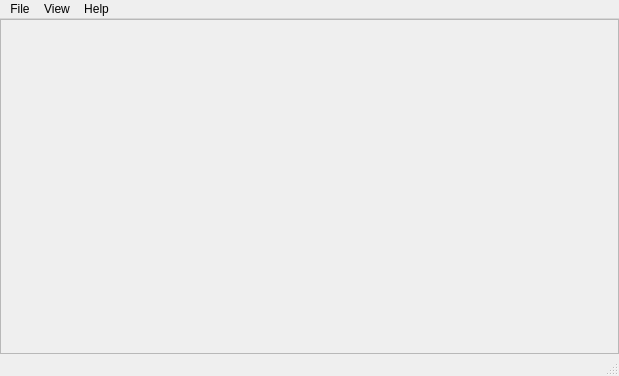
Before: the Qt Designer form Window.ui in ailinwang/qt-gsview, drawn with Qt 5.
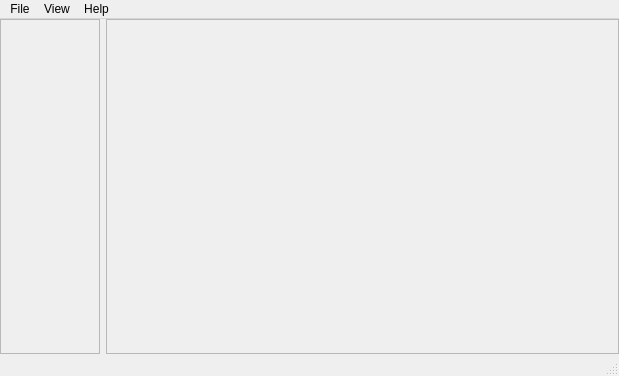
After: the same form once the commit is applied.

Commit message: add left scroll area, fix width of the right area.

What changed in the file:
```diff
--- a/Window.ui
+++ b/Window.ui
@@ -19,7 +19,7 @@
    </property>
    <property name="maximumSize">
     <size>
-     <width>619</width>
+     <width>16777215</width>
      <height>16777215</height>
     </size>
    </property>
@@ -54,10 +54,51 @@
        <property name="bottomMargin">
         <number>0</number>
        </property>
+       <item>
+        <widget class="QScrollArea" name="leftScrollArea">
+         <property name="enabled">
+          <bool>true</bool>
+         </property>
+         <property name="sizePolicy">
+          <sizepolicy hsizetype="Fixed" vsizetype="Expanding">
+           <horstretch>0</horstretch>
+           <verstretch>0</verstretch>
+          </sizepolicy>
+         </property>
+         <property name="minimumSize">
+          <size>
+           <width>100</width>
+           <height>0</height>
+          </size>
+         </property>
+         <property name="maximumSize">
+          <size>
+           <width>100</width>
+           <height>16777215</height>
+          </size>
+         </property>
+         <property name="sizeAdjustPolicy">
+          <enum>QAbstractScrollArea::AdjustToContents</enum>
+         </property>
+         <property name="widgetResizable">
+          <bool>true</bool>
+         </property>
+         <widget class="QWidget" name="scrollAreaWidgetContents">
+          <property name="geometry">
+           <rect>
+            <x>0</x>
+            <y>0</y>
+            <width>98</width>
+            <height>331</height>
+           </rect>
+          </property>
+         </widget>
+        </widget>
+       </item>
        <item>
         <widget class="QScrollArea" name="rightScrollArea">
          <property name="sizePolicy">
-          <sizepolicy hsizetype="Expanding" vsizetype="Expanding">
+          <sizepolicy hsizetype="Preferred" vsizetype="Preferred">
            <horstretch>0</horstretch>
            <verstretch>0</verstretch>
           </sizepolicy>
@@ -73,7 +114,7 @@
            <rect>
             <x>0</x>
             <y>0</y>
-            <width>617</width>
+            <width>507</width>
             <height>331</height>
            </rect>
           </property>
```
